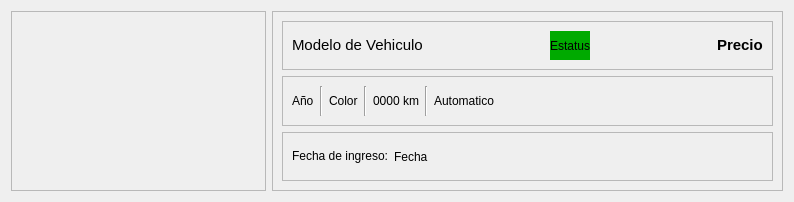
ShibaK7/seminuevos, file ui/vehicleitemlist.ui: the form before one commit.
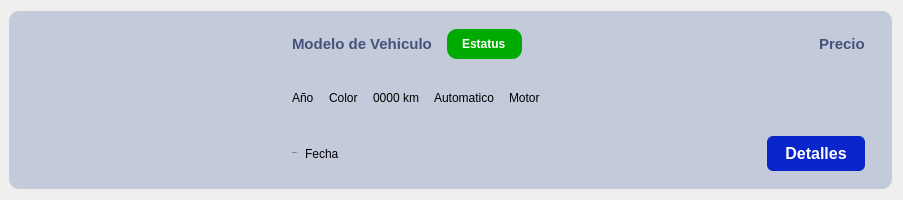
The form after the commit.

Diff of the .ui file:
```diff
--- a/ui/vehicleitemlist.ui
+++ b/ui/vehicleitemlist.ui
@@ -6,26 +6,193 @@
    <rect>
     <x>0</x>
     <y>0</y>
-    <width>794</width>
-    <height>202</height>
+    <width>903</width>
+    <height>200</height>
    </rect>
   </property>
+  <property name="sizePolicy">
+   <sizepolicy hsizetype="Preferred" vsizetype="Fixed">
+    <horstretch>0</horstretch>
+    <verstretch>0</verstretch>
+   </sizepolicy>
+  </property>
+  <property name="minimumSize">
+   <size>
+    <width>0</width>
+    <height>200</height>
+   </size>
+  </property>
+  <property name="maximumSize">
+   <size>
+    <width>16777215</width>
+    <height>200</height>
+   </size>
+  </property>
   <property name="windowTitle">
    <string>Form</string>
   </property>
-  <layout class="QHBoxLayout" name="horizontalLayout" stretch="1,2">
+  <property name="styleSheet">
+   <string notr="true">/* ---------- Tarjeta del vehículo (el QWidget dentro de la lista) ---------- */
+
+QWidget#VehicleItemList {
+	min-height: 200px;
+    max-height: 200px;
+}
+
+QWidget#VehicleItemList * {
+	background-color: #c3cbdb;
+	border-top-right-radius: 10px;
+	border-top-left-radius: 10px;
+	border-bottom-right-radius: 10px;
+	border-bottom-left-radius: 10px;
+}
+
+QFrame[class=&quot;lineSpecial&quot;] {
+    border-left: 2px solid #6c757d;
+    min-height: 25px;
+    max-height: 25px;
+}
+
+/* Modelo del auto */
+QLabel#vehicleTitle {
+    color: #46527a;
+    font-size: 26px;
+    font-weight: 700;
+}
+
+/* Línea de specs: 2016 | Negro | 190,000 | Automático | Motor */
+QLabel[class=&quot;detailLine&quot;] {
+    color: #46527a;
+    font-size: 14px;
+}
+
+/* &quot;Agregado el: ...&quot; */
+QLabel[class=&quot;dateIncomingLabel&quot;] {
+    color: #46527a;
+    font-size: 12px;
+}
+
+/* Precio */
+QLabel#priceLabel {
+    color: #46527a;
+    font-size: 26px;
+    font-weight: 800;
+}
+
+/* Badge verde &quot;Disponible&quot; */
+QLabel#statusBadge {
+    border-radius: 10px;
+    padding: 4px 12px;
+    font-size: 12px;
+    font-weight: 700;
+    color: #ffffff;
+}
+
+QLabel#statusBadge[status=&quot;available&quot;] {
+    background-color: #2fae4e;
+}
+
+QLabel#statusBadge[status=&quot;reserved&quot;] {
+    background-color: #e0a52c;
+}
+
+QLabel#statusBadge[status=&quot;sold&quot;] {
+    background-color: #c94444;
+}
+
+/* Primary Brand Action Button */
+QPushButton#detailsButton {
+    background-color: #0A25C9;   /* DE LA HOZ Royal Blue */
+    border: none;
+    color: #FFFFFF;
+    font-size: 12pt;
+    font-weight: 600;
+    border-radius: 6px;
+    padding: 8px 18px;
+}
+
+QPushButton#detailsButton:hover {
+    background-color: #081CA2;
+}
+
+QPushButton#detailsButton:pressed {
+    background-color: #06157B;
+}</string>
+  </property>
+  <property name="class" stdset="0">
+   <string>vehicleCard</string>
+  </property>
+  <layout class="QHBoxLayout" name="horizontalLayout" stretch="0">
+   <property name="spacing">
+    <number>2</number>
+   </property>
+   <property name="leftMargin">
+    <number>9</number>
+   </property>
    <item>
     <widget class="QFrame" name="frame">
+     <property name="sizePolicy">
+      <sizepolicy hsizetype="Expanding" vsizetype="Expanding">
+       <horstretch>0</horstretch>
+       <verstretch>0</verstretch>
+      </sizepolicy>
+     </property>
      <property name="frameShape">
       <enum>QFrame::Shape::StyledPanel</enum>
      </property>
      <property name="frameShadow">
       <enum>QFrame::Shadow::Raised</enum>
      </property>
-    </widget>
-   </item>
-   <item>
-    <widget class="QFrame" name="frame_4">
+     <layout class="QFormLayout" name="formLayout">
+      <item row="0" column="0">
+       <widget class="QFrame" name="leftFrame">
+        <property name="sizePolicy">
+         <sizepolicy hsizetype="Fixed" vsizetype="Expanding">
+          <horstretch>0</horstretch>
+          <verstretch>0</verstretch>
+         </sizepolicy>
+        </property>
+        <property name="minimumSize">
+         <size>
+          <width>250</width>
+          <height>0</height>
+         </size>
+        </property>
+        <property name="frameShape">
+         <enum>QFrame::Shape::StyledPanel</enum>
+        </property>
+        <property name="frameShadow">
+         <enum>QFrame::Shadow::Raised</enum>
+        </property>
+        <widget class="QLabel" name="vehicleImage">
+         <property name="geometry">
+          <rect>
+           <x>10</x>
+           <y>0</y>
+           <width>241</width>
+           <height>161</height>
+          </rect>
+         </property>
+         <property name="sizePolicy">
+          <sizepolicy hsizetype="Expanding" vsizetype="Expanding">
+           <horstretch>0</horstretch>
+           <verstretch>0</verstretch>
+          </sizepolicy>
+         </property>
+         <property name="text">
+          <string/>
+         </property>
+        </widget>
+       </widget>
+      </item>
+      <item row="0" column="1">
+       <widget class="QFrame" name="rightFrame">
+        <property name="sizePolicy">
+         <sizepolicy hsizetype="Expanding" vsizetype="Expanding">
+          <horstretch>0</horstretch>
+          <verstretch>0</verstretch>
+         </sizepolicy>
+        </property>
      <property name="frameShape">
       <enum>QFrame::Shape::StyledPanel</enum>
      </property>
@@ -33,6 +200,12 @@
       <enum>QFrame::Shadow::Raised</enum>
      </property>
      <layout class="QVBoxLayout" name="verticalLayout">
+         <property name="topMargin">
+          <number>0</number>
+         </property>
+         <property name="bottomMargin">
+          <number>0</number>
+         </property>
       <item>
        <widget class="QFrame" name="frame_2">
         <property name="frameShape">
@@ -42,34 +215,49 @@
          <enum>QFrame::Shadow::Raised</enum>
         </property>
         <layout class="QHBoxLayout" name="horizontalLayout_2">
+            <property name="spacing">
+             <number>6</number>
+            </property>
+            <property name="topMargin">
+             <number>9</number>
+            </property>
+            <property name="bottomMargin">
+             <number>9</number>
+            </property>
          <item>
-          <widget class="QLabel" name="label">
+             <widget class="QLabel" name="vehicleTitle">
            <property name="text">
             <string>&lt;html&gt;&lt;head/&gt;&lt;body&gt;&lt;p&gt;&lt;span style=&quot; font-size:11pt;&quot;&gt;Modelo de Vehiculo&lt;/span&gt;&lt;/p&gt;&lt;/body&gt;&lt;/html&gt;</string>
            </property>
           </widget>
          </item>
          <item>
-          <spacer name="horizontalSpacer_3">
+             <widget class="Line" name="line_5">
+              <property name="frameShadow">
+               <enum>QFrame::Shadow::Raised</enum>
+              </property>
+              <property name="lineWidth">
+               <number>1</number>
+              </property>
            <property name="orientation">
-            <enum>Qt::Orientation::Horizontal</enum>
-           </property>
-           <property name="sizeHint" stdset="0">
-            <size>
-             <width>86</width>
-             <height>20</height>
-            </size>
-           </property>
-          </spacer>
+               <enum>Qt::Orientation::Vertical</enum>
+              </property>
+              <property name="class" stdset="0">
+               <string>lineSpecial</string>
+              </property>
+             </widget>
          </item>
          <item>
-          <widget class="QLabel" name="label_7">
+             <widget class="QLabel" name="statusBadge">
            <property name="styleSheet">
             <string notr="true">background-color: rgb(0, 170, 0);</string>
            </property>
            <property name="text">
             <string>Estatus</string>
            </property>
+              <property name="class" stdset="0">
+               <string>statusBadge</string>
+              </property>
           </widget>
          </item>
          <item>
@@ -86,7 +274,7 @@
           </spacer>
          </item>
          <item>
-          <widget class="QLabel" name="label_6">
+             <widget class="QLabel" name="priceLabel">
            <property name="text">
             <string>&lt;html&gt;&lt;head/&gt;&lt;body&gt;&lt;p&gt;&lt;span style=&quot; font-size:11pt; font-weight:700;&quot;&gt;Precio&lt;/span&gt;&lt;/p&gt;&lt;/body&gt;&lt;/html&gt;</string>
            </property>
@@ -96,61 +284,123 @@
        </widget>
       </item>
       <item>
-       <widget class="QFrame" name="frame_3">
+          <widget class="QFrame" name="detailLine">
         <property name="frameShape">
          <enum>QFrame::Shape::StyledPanel</enum>
         </property>
         <property name="frameShadow">
          <enum>QFrame::Shadow::Raised</enum>
         </property>
-        <layout class="QHBoxLayout" name="horizontalLayout_3">
+           <layout class="QHBoxLayout" name="horizontalLayout_3" stretch="0,0,0,0,0,0,0,0,0,0">
+            <property name="spacing">
+             <number>6</number>
+            </property>
+            <property name="topMargin">
+             <number>9</number>
+            </property>
+            <property name="bottomMargin">
+             <number>9</number>
+            </property>
          <item>
-          <widget class="QLabel" name="label_2">
+             <widget class="QLabel" name="yearLabel">
            <property name="text">
             <string>Año</string>
            </property>
+              <property name="class" stdset="0">
+               <string>detailLine</string>
+              </property>
           </widget>
          </item>
          <item>
           <widget class="Line" name="line">
+              <property name="frameShadow">
+               <enum>QFrame::Shadow::Raised</enum>
+              </property>
            <property name="orientation">
             <enum>Qt::Orientation::Vertical</enum>
            </property>
+              <property name="class" stdset="0">
+               <string>lineSpecial</string>
+              </property>
           </widget>
          </item>
          <item>
-          <widget class="QLabel" name="label_3">
+             <widget class="QLabel" name="colorLabel">
            <property name="text">
             <string>Color</string>
            </property>
+              <property name="class" stdset="0">
+               <string>detailLine</string>
+              </property>
           </widget>
          </item>
          <item>
           <widget class="Line" name="line_2">
+              <property name="frameShadow">
+               <enum>QFrame::Shadow::Raised</enum>
+              </property>
            <property name="orientation">
             <enum>Qt::Orientation::Vertical</enum>
            </property>
+              <property name="class" stdset="0">
+               <string>lineSpecial</string>
+              </property>
           </widget>
          </item>
          <item>
-          <widget class="QLabel" name="label_4">
+             <widget class="QLabel" name="kmLabel">
            <property name="text">
             <string>0000 km</string>
            </property>
+              <property name="class" stdset="0">
+               <string>detailLine</string>
+              </property>
           </widget>
          </item>
          <item>
           <widget class="Line" name="line_3">
+              <property name="frameShadow">
+               <enum>QFrame::Shadow::Raised</enum>
+              </property>
            <property name="orientation">
             <enum>Qt::Orientation::Vertical</enum>
            </property>
+              <property name="class" stdset="0">
+               <string>lineSpecial</string>
+              </property>
           </widget>
          </item>
          <item>
-          <widget class="QLabel" name="label_5">
+             <widget class="QLabel" name="transmisionLabel">
            <property name="text">
             <string>Automatico</string>
            </property>
+              <property name="class" stdset="0">
+               <string>detailLine</string>
+              </property>
+             </widget>
+            </item>
+            <item>
+             <widget class="Line" name="line_4">
+              <property name="frameShadow">
+               <enum>QFrame::Shadow::Raised</enum>
+              </property>
+              <property name="orientation">
+               <enum>Qt::Orientation::Vertical</enum>
+              </property>
+              <property name="class" stdset="0">
+               <string>lineSpecial</string>
+              </property>
+             </widget>
+            </item>
+            <item>
+             <widget class="QLabel" name="motorLabel">
+              <property name="text">
+               <string>Motor</string>
+              </property>
+              <property name="class" stdset="0">
+               <string>detailLine</string>
+              </property>
           </widget>
          </item>
          <item>
@@ -160,7 +410,7 @@
            </property>
            <property name="sizeHint" stdset="0">
             <size>
-             <width>204</width>
+                <width>40</width>
              <height>20</height>
             </size>
            </property>
@@ -180,16 +430,29 @@
         <layout class="QHBoxLayout" name="horizontalLayout_4">
          <item>
           <widget class="QLabel" name="label_8">
+              <property name="font">
+               <font>
+                <family>Segoe UI</family>
+                <pointsize>-1</pointsize>
+                <bold>false</bold>
+               </font>
+              </property>
            <property name="text">
-            <string>&lt;html&gt;&lt;head/&gt;&lt;body&gt;&lt;p&gt;Fecha de ingreso:&lt;/p&gt;&lt;/body&gt;&lt;/html&gt;</string>
+               <string>&lt;html&gt;&lt;head/&gt;&lt;body&gt;&lt;p&gt;Agregado el:&lt;/p&gt;&lt;/body&gt;&lt;/html&gt;</string>
+              </property>
+              <property name="class" stdset="0">
+               <string>dateIncomingLabel</string>
            </property>
           </widget>
          </item>
          <item>
-          <widget class="QLabel" name="label_9">
+             <widget class="QLabel" name="fechaIngresoLabel">
            <property name="text">
             <string>Fecha</string>
            </property>
+              <property name="class" stdset="0">
+               <string>dateIncomingLabel</string>
+              </property>
           </widget>
          </item>
          <item>
@@ -199,11 +462,24 @@
            </property>
            <property name="sizeHint" stdset="0">
             <size>
-             <width>292</width>
+                <width>40</width>
              <height>20</height>
             </size>
            </property>
           </spacer>
+            </item>
+            <item>
+             <widget class="QPushButton" name="detailsButton">
+              <property name="text">
+               <string>Detalles</string>
+              </property>
+              <property name="class" stdset="0">
+               <string>primary</string>
+              </property>
+             </widget>
+            </item>
+           </layout>
+          </widget>
          </item>
         </layout>
        </widget>
```
Lines whose indentation alone changed are shown as unchanged.
